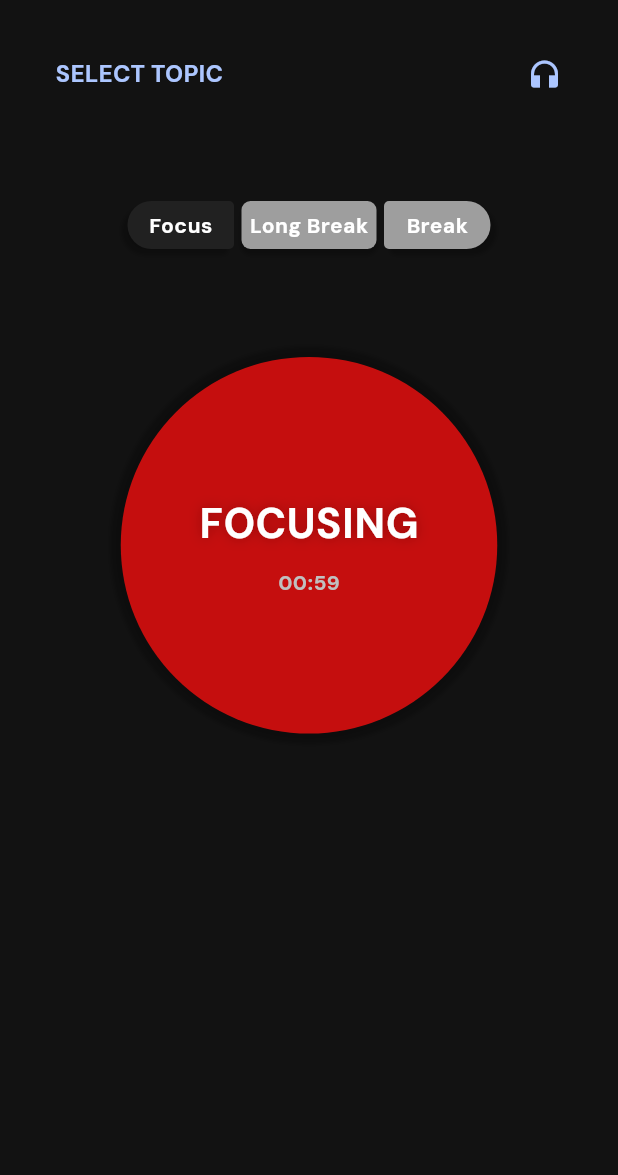
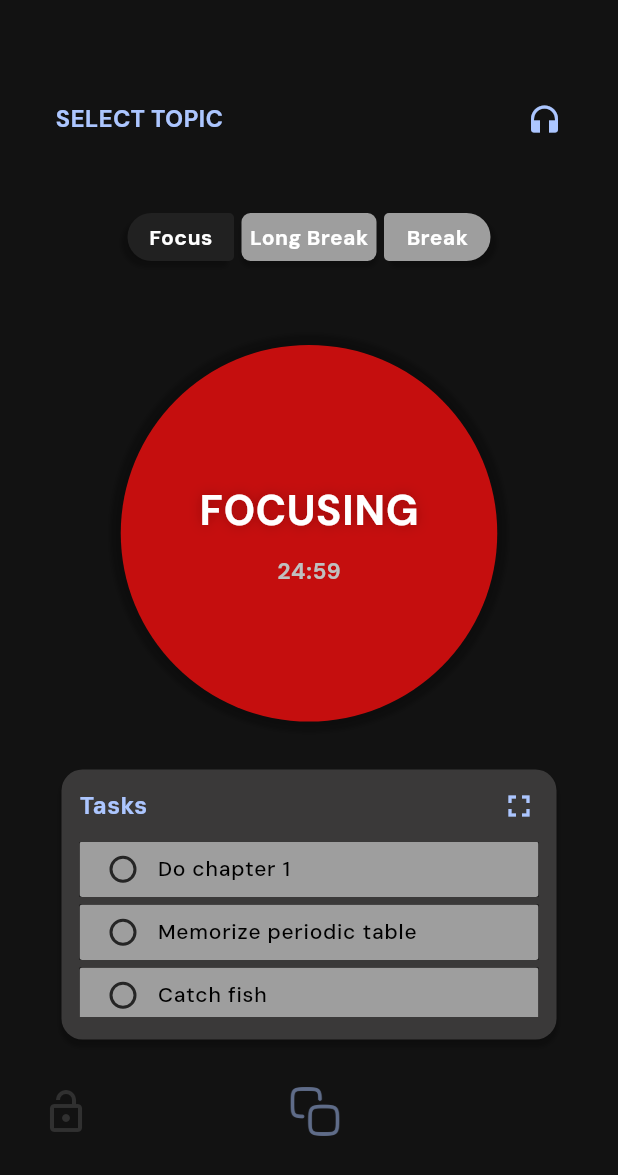
Before and after one commit to NNNNNC/pomodor_app, a Flutter app: the screen it shows after launch, after a tap on "Focus", on a phone screen of 412 x 824 dp. Shown: the top 1175 px of the screen. Run offline on Flutter 3.47's test engine with Material 3 defaults, Android fonts, the phone set to English and light mode, and no system bars; our stand-ins replace carousel_slider, flip_card, hive, hive_flutter; accounts and stored records are empty.

Commit message:
add focus mode ui

```diff
--- a/lib/pages/pomodoro_page.dart
+++ b/lib/pages/pomodoro_page.dart
@@ -4,6 +4,7 @@ import 'package:flutter/cupertino.dart';
 import 'package:flutter/material.dart';
 import 'package:flutter/widgets.dart';
 import 'package:pomodoro_app/providers/visibility_provider.dart';
+import 'package:pomodoro_app/utils/mini_task_tile.dart';
 import 'package:pomodoro_app/utils/topic_dialog.dart';
 import 'package:provider/provider.dart';
 
@@ -26,6 +27,21 @@ class _PomodoroPageState extends State<PomodoroPage> {
   int breakCounter = 0;
   String digitSec = '00';
   String digitMin = '00';
+
+  List tasks = [
+    ['Do chapter 1', false],
+    ['Memorize periodic table', false],
+    ['Catch fish', false],
+    ['Watch movie', false],
+    ['Make lemonade', false],
+    ['Drink coffee', true],
+  ];
+
+  void _taskStatusChange(bool? value, int index) {
+    setState(() {
+      tasks[index][1] = !tasks[index][1];
+    });
+  }
 
   // timer methods
 
@@ -78,7 +94,7 @@ class _PomodoroPageState extends State<PomodoroPage> {
 
       visibility.toggleVisibility(!isFocusing);
 
-      minutes = 1;
+      minutes = 25;
       digitMin = (minutes >= 10) ? "$minutes" : "0$minutes";
 
       if (timerStarted) {
@@ -160,10 +176,15 @@ class _PomodoroPageState extends State<PomodoroPage> {
             ? AppBar(
                 title: const Text("Pomodoro"),
               )
-            : null,
+            : const PreferredSize(
+                preferredSize: Size.fromHeight(100.0),
+                child: SizedBox(height: 30.0),
+              ),
 
         // Select topic and headphones
-        body: Column(
+        body: Center(
+          child: Column(
+            crossAxisAlignment: CrossAxisAlignment.center,
             children: [
               Padding(
                 padding: const EdgeInsets.all(25.0),
@@ -215,8 +236,8 @@ class _PomodoroPageState extends State<PomodoroPage> {
                 ),
               ),
 
-            const SizedBox(
-              height: 36,
+              SizedBox(
+                height: value.isVisible ? 36 : 14,
               ),
 
               // states
@@ -334,8 +355,8 @@ class _PomodoroPageState extends State<PomodoroPage> {
                 ),
               ),
 
-            const SizedBox(
-              height: 72,
+              SizedBox(
+                height: value.isVisible ? 72 : 56,
               ),
 
               // Focus Button
@@ -389,7 +410,7 @@ class _PomodoroPageState extends State<PomodoroPage> {
                               : 'Click here to start Pomodoro',
                           style: const TextStyle(
                             color: Color(0xffc0c0c0),
-                          fontSize: 14,
+                            fontSize: 15,
                             fontWeight: FontWeight.w700,
                           ),
                         ),
@@ -398,7 +419,108 @@ class _PomodoroPageState extends State<PomodoroPage> {
                   ),
                 ),
               ),
+
+              const SizedBox(height: 32.0),
+
+              // will only show on focus mode
+              if (value.isVisible == false)
+                Container(
+                  width: 330,
+                  height: 180,
+                  decoration: BoxDecoration(
+                    color: const Color(0xff3a3939),
+                    borderRadius: BorderRadius.circular(14),
+                    boxShadow: [
+                      BoxShadow(
+                        blurRadius: 1.5,
+                        spreadRadius: 1,
+                        offset: const Offset(0, 4),
+                        color: Colors.black.withOpacity(0.25),
+                      ),
                     ],
+                  ),
+                  child: Column(
+                    children: [
+                      Padding(
+                        padding: const EdgeInsets.only(left: 12.0, right: 1.0),
+                        child: Row(
+                          mainAxisAlignment: MainAxisAlignment.spaceBetween,
+                          children: [
+                            Text(
+                              'Tasks',
+                              style: TextStyle(
+                                fontSize: 16.0,
+                                color: Theme.of(context).colorScheme.secondary,
+                              ),
+                            ),
+                            IconButton(
+                              onPressed: () {},
+                              icon: Icon(
+                                Icons.fullscreen,
+                                size: 24,
+                                color: Theme.of(context).colorScheme.secondary,
+                              ),
+                            ),
+                          ],
+                        ),
+                      ),
+                      SizedBox(
+                        height: 117,
+                        child: ListView.builder(
+                          scrollDirection: Axis.vertical,
+                          shrinkWrap: true,
+                          itemCount: tasks.length,
+                          itemBuilder: (context, index) {
+                            return MiniTaskTile(
+                              taskTitle: tasks[index][0],
+                              isChecked: tasks[index][1],
+                              onChanged: (value) =>
+                                  _taskStatusChange(value, index),
+                            );
+                          },
+                        ),
+                      ),
+                    ],
+                  ),
+                ),
+
+              const SizedBox(height: 24),
+
+              // lock toggle
+
+              // flashcard
+              if (value.isVisible == false)
+                SizedBox(
+                  child: Padding(
+                    padding: const EdgeInsets.symmetric(horizontal: 20.0),
+                    child: Row(
+                      mainAxisAlignment: MainAxisAlignment.spaceBetween,
+                      children: [
+                        IconButton(
+                          icon: Icon(
+                            Icons.lock_open_outlined,
+                            size: 32,
+                            color: Colors.grey[850],
+                          ),
+                          onPressed: () {},
+                        ),
+                        Image.asset(
+                          'icons/document.png',
+                          height: 40,
+                          color: Theme.of(context)
+                              .colorScheme
+                              .secondary
+                              .withOpacity(0.5),
+                        ),
+                        const SizedBox(
+                          width: 40,
+                        ),
+                      ],
+                    ),
+                  ),
+                ),
+            ],
+          ),
         ),
       ),
     );
--- /dev/null
+++ b/lib/utils/mini_task_tile.dart
@@ -0,0 +1,56 @@
+import 'package:flutter/material.dart';
+
+class MiniTaskTile extends StatelessWidget {
+  final String taskTitle;
+  final bool isChecked;
+  void Function(bool?)? onChanged;
+
+  MiniTaskTile({
+    super.key,
+    required this.taskTitle,
+    required this.isChecked,
+    required this.onChanged,
+  });
+
+  @override
+  Widget build(BuildContext context) {
+    return Padding(
+      padding: const EdgeInsets.only(left: 12.0, right: 12.0, bottom: 5.0),
+      child: Material(
+        child: ListTile(
+          dense: true,
+          shape: RoundedRectangleBorder(
+            borderRadius: BorderRadius.circular(2),
+          ),
+          visualDensity: const VisualDensity(
+            horizontal: -4.0,
+            vertical: -4.0,
+          ),
+          tileColor: Colors.grey,
+          horizontalTitleGap: 7,
+          contentPadding: const EdgeInsets.only(left: 5),
+          leading: Checkbox(
+            shape: RoundedRectangleBorder(
+              borderRadius: BorderRadius.circular(14),
+            ),
+            side: const BorderSide(
+              color: Color(0xff252525),
+              width: 2.0,
+            ),
+            value: isChecked,
+            onChanged: onChanged,
+            checkColor: Colors.grey,
+          ),
+          title: Text(
+            taskTitle,
+            style: const TextStyle(
+              color: Colors.black,
+              fontSize: 14,
+              fontWeight: FontWeight.w500,
+            ),
+          ),
+        ),
+      ),
+    );
+  }
+}
```
Also changed, not shown: lib/theme/theme.dart (+7 -18 lines). Lines whose indentation alone changed are shown as unchanged.
